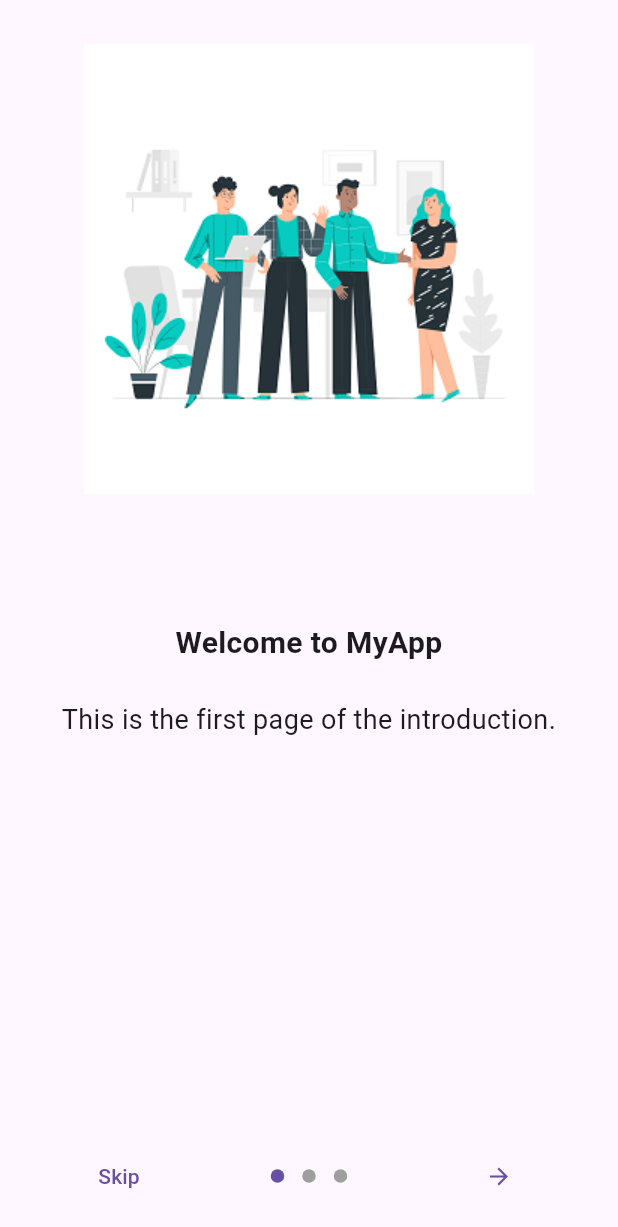
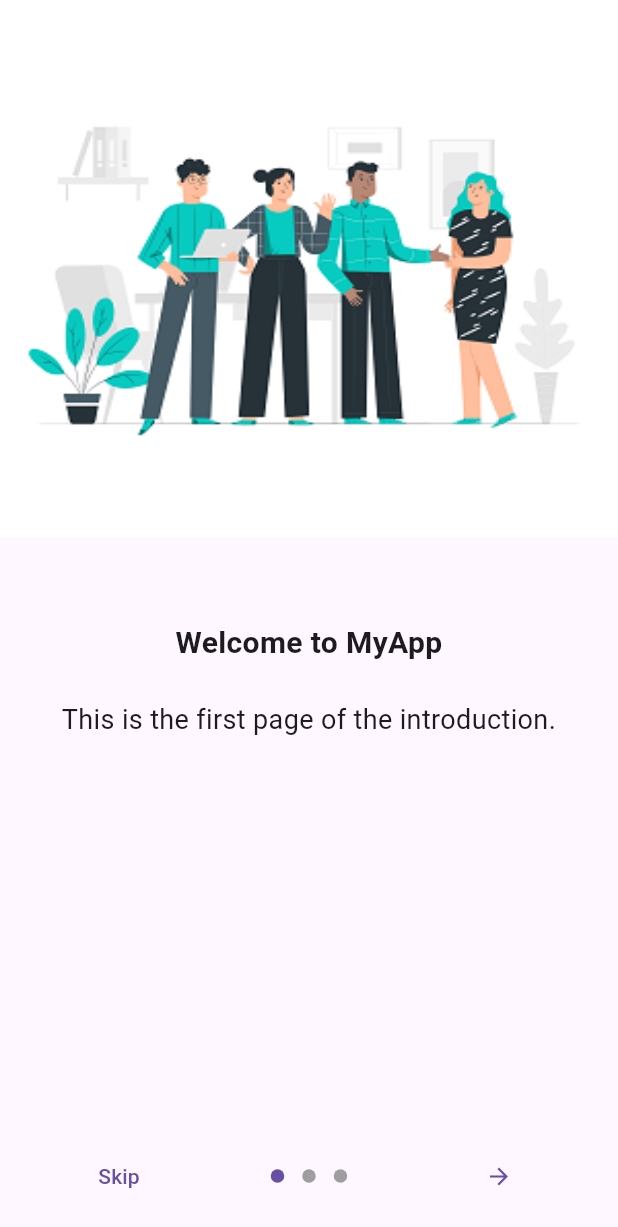
Before and after one commit to nurnobiCSE/flu_Intro_screen, a Flutter app: the screen it shows after launch, on a phone screen of 412 x 824 dp. Shown: the top 1227 px of the screen. Run offline on Flutter 3.47's test engine with Material 3 defaults, Android fonts, the phone set to English and light mode, and no system bars; drawn by our look-alikes of introduction_screen; our stand-ins replace shared_preferences.

Commit message:
flutter onboard screen for first time open app

```diff
--- a/lib/main.dart
+++ b/lib/main.dart
@@ -56,8 +56,14 @@ class _OnboardingScreenState extends State<OnboardingScreen> {
           title: "Welcome to MyApp",
           body: "This is the first page of the introduction.",
           image: Center(
-              child: Image(
-                image: AssetImage("assets/images/onboard/1.png"),
+              child: Container(
+                width: MediaQuery.of(context).size.width/1,
+                decoration: BoxDecoration(
+                  image: DecorationImage(
+                    image: AssetImage("assets/images/onboard/1.png"),
+                    fit: BoxFit.fill
+                  )
+                ),
               )
           ),
         ),
@@ -65,12 +71,15 @@ class _OnboardingScreenState extends State<OnboardingScreen> {
           title: "Second Page",
           body: "This is the second page of the introduction.",
           image: Center(
-              child: Padding(
-                padding: const EdgeInsets.all(8.0),
-                child: Image(
-                  image: AssetImage("assets/images/onboard/2.jpg"),
-                ),
-              )
+               child: Container(
+                 width: MediaQuery.of(context).size.width/1,
+                 decoration: BoxDecoration(
+                   image: DecorationImage(
+                     image: AssetImage("assets/images/onboard/2.jpg"),
+                     fit: BoxFit.fill
+                   )
+                 ),
+               ),
           ),
         ),
         PageViewModel(
```
